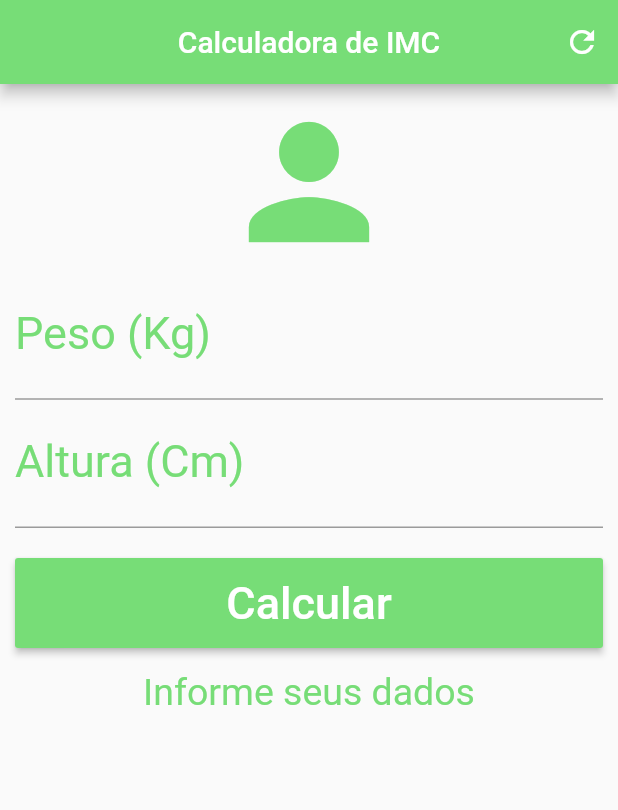
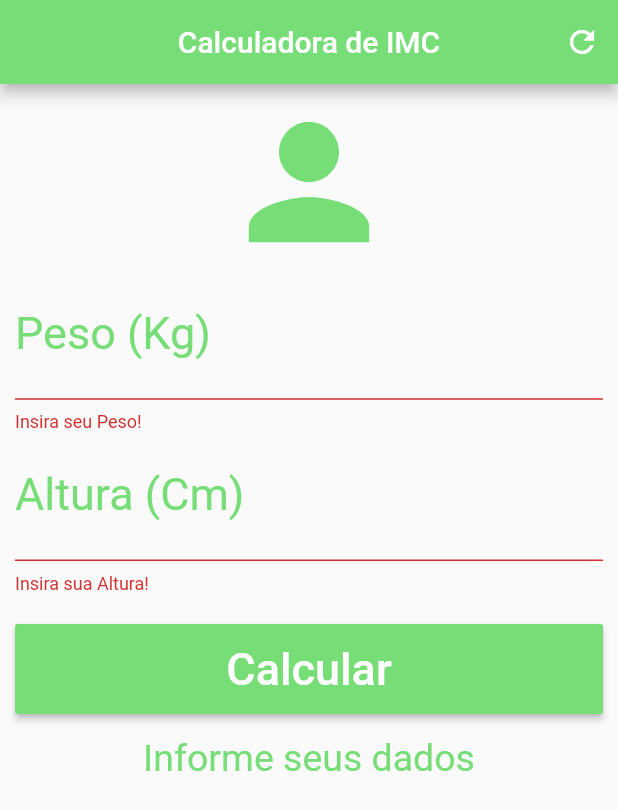
Before and after one commit to Teozada/Calculadora-IMC, a Flutter app: the screen it shows after launch, after a tap on "Calcular", on a phone screen of 412 x 824 dp. Shown: the top 810 px of the screen. Run offline on Flutter 3.47's test engine with Material 2 defaults, Android fonts, the phone set to English and light mode, and no system bars.

```diff
--- a/lib/main.dart
+++ b/lib/main.dart
@@ -17,11 +17,14 @@ class _HomeState extends State<Home> {
   TextEditingController weightController = TextEditingController();
   TextEditingController heightController = TextEditingController();
 
+  GlobalKey<FormState> _formKey = GlobalKey<FormState>();
+
   void _resetFields() {
     weightController.text = "";
     heightController.text = "";
     setState(() {
       _infoText = "Informe seus dados";
+      _formKey = GlobalKey<FormState>();
     });
   }
 
@@ -62,11 +65,13 @@ class _HomeState extends State<Home> {
         ),
         body: SingleChildScrollView(
           padding: EdgeInsets.fromLTRB(10.0, 5.0, 10.0, 5.0),
-          child: Column(
+          child: Form(
+            key: _formKey,
+            child: Column(
             crossAxisAlignment: CrossAxisAlignment.stretch,
             children: <Widget>[
               Icon(Icons.person, size: 120.0, color: Color(0xFF77dd77)),
-              TextField(
+              TextFormField(
                 keyboardType: TextInputType.number,
                 decoration: InputDecoration(
                     labelText: 'Peso (Kg)',
@@ -74,8 +79,13 @@ class _HomeState extends State<Home> {
                 textAlign: TextAlign.center,
                 style: TextStyle(color: Color(0xFF77dd77), fontSize: 30.0),
                 controller: weightController,
+                validator: (value){
+                  if (value.isEmpty) {
+                    return "Insira seu Peso!";
+                  }
+                },
               ),
-              TextField(
+              TextFormField(
                 keyboardType: TextInputType.number,
                 decoration: InputDecoration(
                     labelText: 'Altura (Cm)',
@@ -83,13 +93,22 @@ class _HomeState extends State<Home> {
                 textAlign: TextAlign.center,
                 style: TextStyle(color: Color(0xFF77dd77), fontSize: 30.0),
                 controller: heightController,
+                 validator: (value){
+                  if (value.isEmpty) {
+                    return "Insira sua Altura!";
+                  }
+                },
               ),
               Padding(
                 padding: EdgeInsets.only(top: 20.0, bottom: 15.0),
                 child: Container(
                   height: 60.0,
                   child: RaisedButton(
-                    onPressed: calculate,
+                    onPressed: () {
+                      if(_formKey.currentState.validate()){
+                        calculate();
+                      }
+                    },
                     child: Text(
                       'Calcular',
                       style: TextStyle(color: Colors.white, fontSize: 30.0),
@@ -105,6 +124,7 @@ class _HomeState extends State<Home> {
               )
             ],
           ),
+          )
         ));
   }
 }
```
